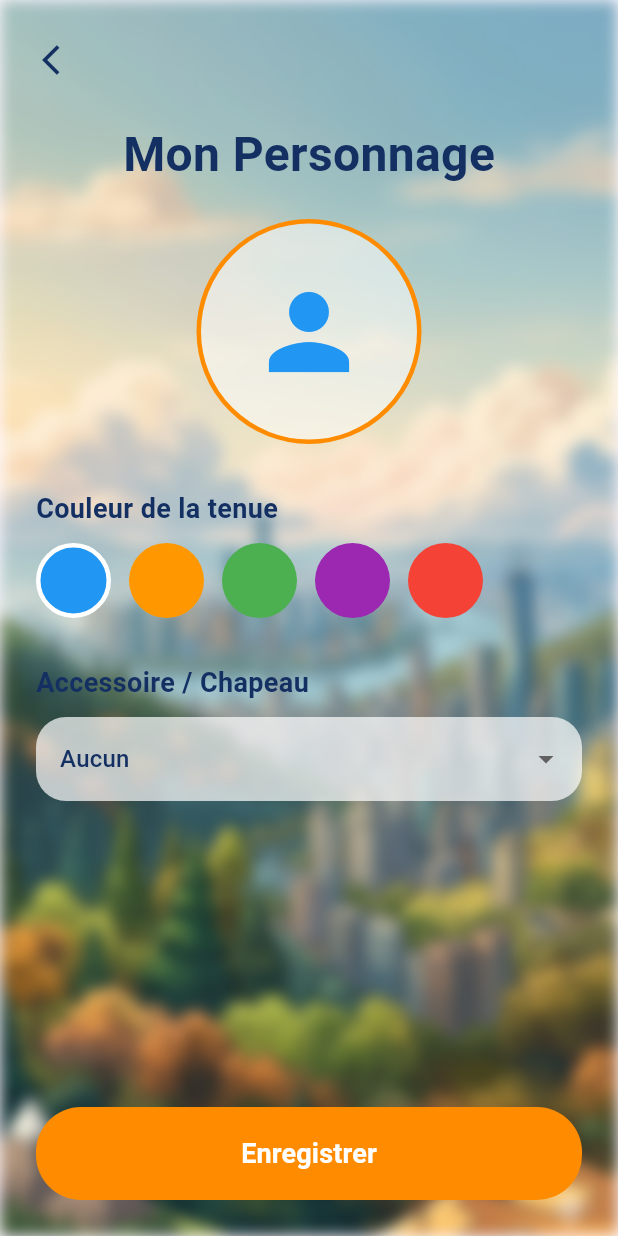
After one commit to Loobixx/FocusTime, a Flutter app: the CharacterCustomizerScreen screen opened directly, on a phone screen of 412 x 824 dp. The commit adds this screen. Run offline on Flutter 3.47's test engine with Material 3 defaults, Android fonts, the phone set to English and light mode, and no system bars; our stand-ins replace cloud_firestore, firebase_auth, firebase_core, google_sign_in; accounts and stored records are empty.

Commit message:
Ajout de la modification du personnage mais sans la mettre en ligne

```diff
--- a/lib/screens/home_screen.dart
+++ b/lib/screens/home_screen.dart
@@ -1,8 +1,8 @@
 import 'dart:ui';
 import 'package:flutter/material.dart';
 import 'package:flutter_time/screens/focus_screen.dart';
-import 'package:flutter_time/screens/map_screen.dart';
-import 'profile_screen.dart'; // Vérifie que le nom du fichier est correct
+import 'package:flutter_time/screens/map/map_screen.dart';
+import 'profil/profile_screen.dart'; // Vérifie que le nom du fichier est correct
 
 class HomeScreen extends StatelessWidget {
   const HomeScreen({super.key});
--- a/lib/screens/login_screen.dart
+++ b/lib/screens/login_screen.dart
@@ -133,11 +133,11 @@ class _LoginScreenState extends State<LoginScreen> {
         );
       }
     } on FirebaseAuthException catch (e) {
-      print("CODE FIREBASE : ${e.code}");
-      print("MESSAGE FIREBASE : ${e.message}");
+      debugPrint("CODE FIREBASE : ${e.code}");
+      debugPrint("MESSAGE FIREBASE : ${e.message}");
       _showError(e.message ?? "Une erreur est survenue.");
     } catch (e) {
-      print("ERREUR INATTENDUE : $e"); // <-- C'est ça qui va cracher la vérité dans la console
+      debugPrint("ERREUR INATTENDUE : $e"); // <-- C'est ça qui va cracher la vérité dans la console
       _showError("Une erreur inattendue s'est produite.");
     }
   }
--- /dev/null
+++ b/lib/screens/profil/character_customize_screen.dart
@@ -0,0 +1,173 @@
+import 'dart:ui';
+import 'package:flutter/material.dart';
+import 'package:flutter/services.dart';
+
+class CharacterCustomizerScreen extends StatefulWidget {
+  const CharacterCustomizerScreen({super.key});
+
+  @override
+  State<CharacterCustomizerScreen> createState() => _CharacterCustomizerScreenState();
+}
+
+class _CharacterCustomizerScreenState extends State<CharacterCustomizerScreen> {
+  // Exemple d'attributs modifiables du personnage
+  Color _selectedOutfitColor = Colors.blue;
+  String _selectedHat = 'Aucun';
+
+  final List<Color> _colors = [Colors.blue, Colors.orange, Colors.green, Colors.purple, Colors.red];
+  final List<String> _hats = ['Aucun', 'Casquette', 'Chapeau magique', 'Couronne'];
+
+  @override
+  Widget build(BuildContext context) {
+    const darkBlue = Color(0xFF143063);
+    const focusOrange = Color(0xFFFF8C00);
+
+    return Scaffold(
+      body: Stack(
+        children: [
+          // 1. Fond flouté
+          ImageFiltered(
+            imageFilter: ImageFilter.blur(sigmaX: 5.0, sigmaY: 5.0),
+            child: Container(
+              decoration: const BoxDecoration(
+                image: DecorationImage(
+                  image: AssetImage('assets/fond1.png'),
+                  fit: BoxFit.cover,
+                ),
+              ),
+            ),
+          ),
+
+          // 2. Contenu
+          SafeArea(
+            child: Column(
+              children: [
+                // Bouton retour
+                Padding(
+                  padding: const EdgeInsets.all(16.0),
+                  child: Align(
+                    alignment: Alignment.topLeft,
+                    child: IconButton(
+                      icon: const Icon(Icons.arrow_back_ios, color: darkBlue),
+                      onPressed: () => Navigator.pop(context),
+                    ),
+                  ),
+                ),
+
+                const Text(
+                  'Mon Personnage',
+                  style: TextStyle(fontSize: 32, fontWeight: FontWeight.bold, color: darkBlue),
+                ),
+
+                const SizedBox(height: 20),
+
+                // --- APERÇU DU PERSONNAGE (Avatar ou Sprites 2D superposés) ---
+                Container(
+                  width: 150,
+                  height: 150,
+                  decoration: BoxDecoration(
+                    shape: BoxShape.circle,
+                    color: Colors.white.withValues(alpha: 0.5),
+                    border: Border.all(color: focusOrange, width: 3),
+                  ),
+                  child: Center(
+                    // Ici tu pourras afficher ton personnage 2D ou des images superposées selon les choix
+                    child: Icon(Icons.person, size: 80, color: _selectedOutfitColor),
+                  ),
+                ),
+
+                const SizedBox(height: 30),
+
+                // --- OPTIONS DE PERSONNALISATION ---
+                Expanded(
+                  child: ListView(
+                    padding: const EdgeInsets.symmetric(horizontal: 24),
+                    children: [
+                      const Text('Couleur de la tenue', style: TextStyle(fontSize: 18, fontWeight: FontWeight.bold, color: darkBlue)),
+                      const SizedBox(height: 10),
+                      SizedBox(
+                        height: 50,
+                        child: ListView.builder(
+                          scrollDirection: Axis.horizontal,
+                          itemCount: _colors.length,
+                          itemBuilder: (context, index) {
+                            final color = _colors[index];
+                            return GestureDetector(
+                              onTap: () {
+                                HapticFeedback.lightImpact();
+                                setState(() => _selectedOutfitColor = color);
+                              },
+                              child: Container(
+                                width: 50,
+                                height: 50,
+                                margin: const EdgeInsets.only(right: 12),
+                                decoration: BoxDecoration(
+                                  color: color,
+                                  shape: BoxShape.circle,
+                                  border: Border.all(
+                                    color: _selectedOutfitColor == color ? Colors.white : Colors.transparent,
+                                    width: 3,
+                                  ),
+                                ),
+                              ),
+                            );
+                          },
+                        ),
+                      ),
+                      const SizedBox(height: 30),
+                      const Text('Accessoire / Chapeau', style: TextStyle(fontSize: 18, fontWeight: FontWeight.bold, color: darkBlue)),
+                      const SizedBox(height: 10),
+                      DropdownButtonFormField<String>(
+                        initialValue: _selectedHat,
+                        dropdownColor: Colors.white.withValues(alpha: 0.9),
+                        decoration: InputDecoration(
+                          filled: true,
+                          fillColor: Colors.white.withValues(alpha: 0.7),
+                          border: OutlineInputBorder(borderRadius: BorderRadius.circular(20), borderSide: BorderSide.none),
+                        ),
+                        items: _hats.map((hat) {
+                          return DropdownMenuItem(value: hat, child: Text(hat, style: const TextStyle(color: darkBlue)));
+                        }).toList(),
+                        onChanged: (value) {
+                          if (value != null) {
+                            HapticFeedback.lightImpact();
+                            setState(() => _selectedHat = value);
+                          }
+                        },
+                      ),
+                    ],
+                  ),
+                ),
+
+                // --- BOUTON SAUVEGARDER ---
+                Padding(
+                  padding: const EdgeInsets.all(24.0),
+                  child: SizedBox(
+                    width: double.infinity,
+                    child: ElevatedButton(
+                      style: ElevatedButton.styleFrom(
+                        backgroundColor: focusOrange,
+                        padding: const EdgeInsets.symmetric(vertical: 18),
+                        shape: RoundedRectangleBorder(borderRadius: BorderRadius.circular(30)),
+                        elevation: 0,
+                      ),
+                      onPressed: () {
+                        HapticFeedback.mediumImpact();
+                        // TODO: Enregistrer les choix (SharedPreferences / Provider)
+                        Navigator.pop(context);
+                      },
+                      child: const Text(
+                        'Enregistrer',
+                        style: TextStyle(fontSize: 18, color: Colors.white, fontWeight: FontWeight.bold),
+                      ),
+                    ),
+                  ),
+                ),
+              ],
+            ),
+          ),
+        ],
+      ),
+    );
+  }
+}
--- a/pubspec.yaml
+++ b/pubspec.yaml
@@ -30,6 +30,7 @@ environment:
 dependencies:
   flutter:
     sdk: flutter
+  firebase_core: ^4.14.0     # Pour initialiser Firebase
 
   # The following adds the Cupertino Icons font to your application.
   # Use with the CupertinoIcons class for iOS style icons.
```
Also changed, not shown: lib/main.dart (+12 -8 lines), lib/screens/custom_map_painter.dart (deleted, +0 -43 lines), lib/screens/map/map_screen.dart (renamed from lib/screens/map_screen.dart, +2 -15 lines), lib/screens/map/region_detail_screen.dart (added, +210 -0 lines), lib/screens/profil/about_screen.dart (added, +168 -0 lines), lib/screens/profil/profile_screen.dart (renamed from lib/screens/profile_screen.dart, +26 -12 lines), assets/montagnes.png, assets/nuages.png, assets/nuit.png, lib/screens/map/map_region_data.dart (renamed from lib/map_region_data.dart), pubspec.lock, 1 other file.
